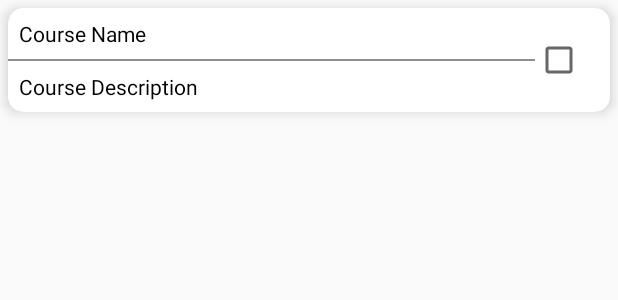
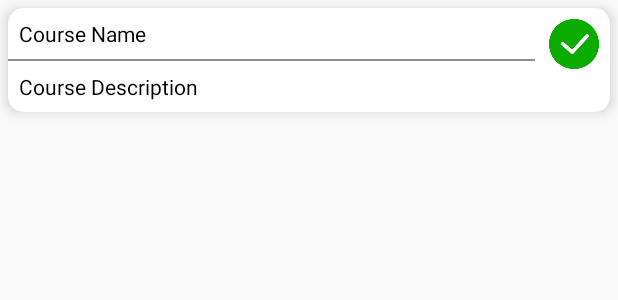
Before and after one commit to HaronMan/TODO_list, an Android app: the layout card_layout.xml on its own in the app's theme, with its tools: preview values and no code run, on a phone screen of 412 x 824 dp. Shown: the top 300 px of the screen. Run offline under Robolectric (Android 15) with nearby library versions, the phone set to English and light mode, and no system bars.

Commit message:
TODO correction check

```diff
--- a/app/src/main/res/layout/card_layout.xml
+++ b/app/src/main/res/layout/card_layout.xml
@@ -13,8 +13,7 @@
         android:layout_width="match_parent"
         android:layout_height="wrap_content"
         android:layout_marginEnd="50dp"
-        android:orientation="vertical"
-        android:onClick="consulter">
+        android:orientation="vertical">
 
         <TextView
             android:id="@+id/idTVCourseName"
@@ -41,11 +40,16 @@
 
     </LinearLayout>
 
-    <CheckBox
-        android:id="@+id/idTVCourseCheck"
-        android:layout_width="wrap_content"
-        android:layout_height="match_parent"
+    <ImageView
+        android:id="@+id/idTVCourseImg"
+        android:layout_width="40dp"
+        android:layout_height="40dp"
         android:layout_gravity="end"
+        android:layout_marginTop="4dp"
+        android:layout_marginEnd="4dp"
+        android:src="@drawable/check"
+        android:maxWidth="50dp"
+        android:maxHeight="50dp"
         android:width="50dp" />
 
 </androidx.cardview.widget.CardView>
--- a/app/src/main/res/values/strings.xml
+++ b/app/src/main/res/values/strings.xml
@@ -3,6 +3,5 @@
     <string name="add">Ajouter</string>
     <string name="new_task">Nouvelle tâche</string>
     <!-- TODO: Remove or change this placeholder text -->
-    <string name="hello_blank_fragment">Hello blank fragment</string>
     <string name="delete_all">Supprimer Tout</string>
 </resources>
```
Also changed, not shown: app/src/main/java/fr/haronman/todolist/MainActivity.java (+51 -1 lines), app/src/main/java/fr/haronman/todolist/RecyclerViewAdapter.java (+11 -0 lines), app/src/main/res/layout/activity_main.xml (+21 -1 lines), app/src/main/res/drawable/check.png (added).
